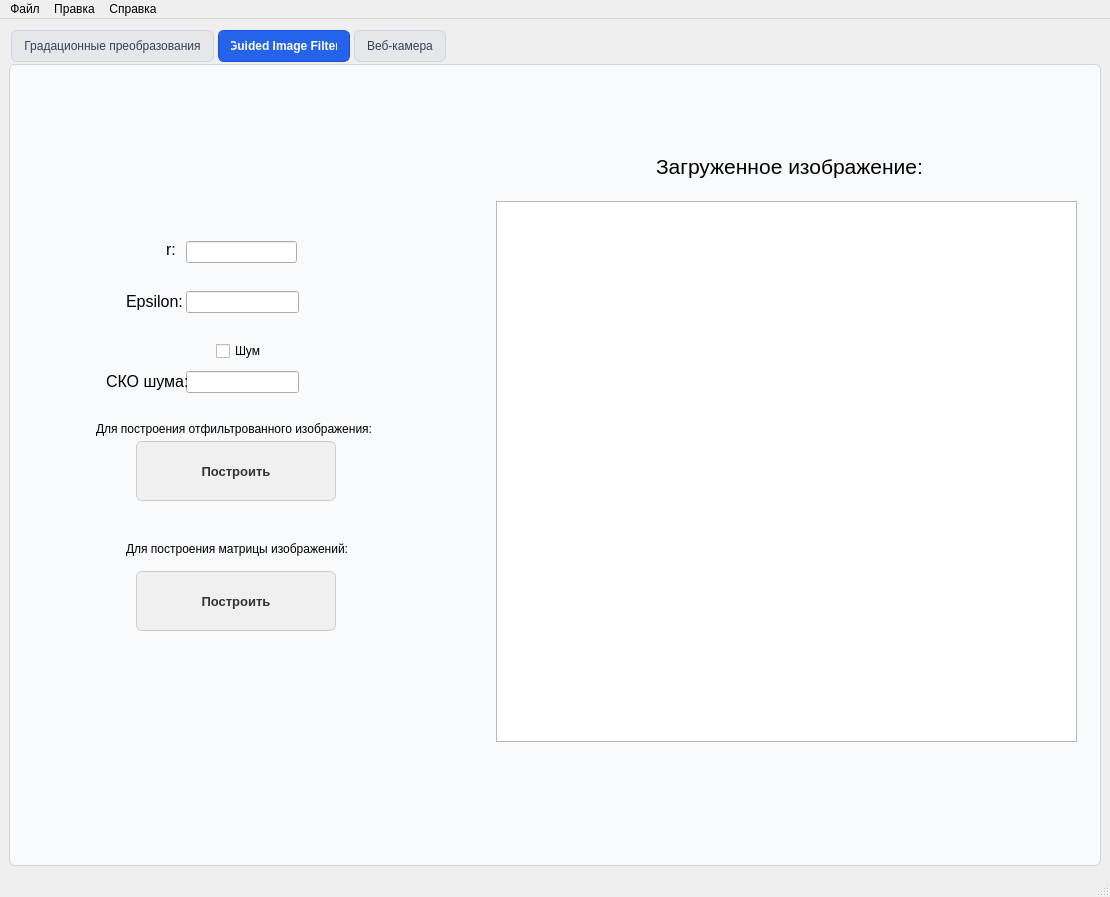
Above: DIP/MyApp.ui from KYashin/Digital-Image-Processing before the change. Below: the same form after it.
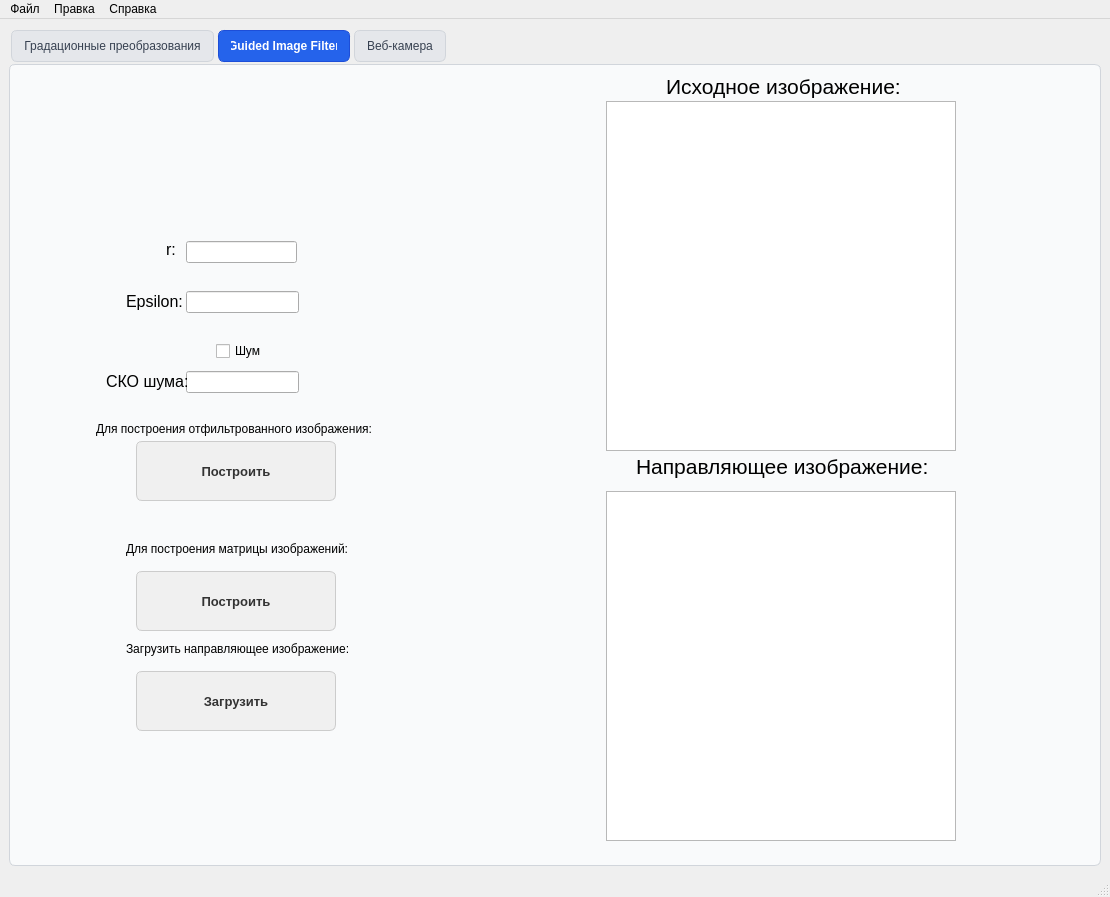
That is the form after the change.

Commit message: Доработка проекта. Добавил кнопку загрузки направляющего изображения. Добавил второй graphicsview для вывода этого изображения.

Diff of the .ui file:
```diff
--- a/DIP/MyApp.ui
+++ b/DIP/MyApp.ui
@@ -1114,19 +1114,19 @@
        <widget class="QGraphicsView" name="graphicsView_2">
         <property name="geometry">
          <rect>
-          <x>480</x>
-          <y>130</y>
-          <width>581</width>
-          <height>541</height>
+          <x>590</x>
+          <y>30</y>
+          <width>350</width>
+          <height>350</height>
          </rect>
         </property>
        </widget>
        <widget class="QLabel" name="label_7">
         <property name="geometry">
          <rect>
-          <x>640</x>
-          <y>80</y>
-          <width>271</width>
+          <x>650</x>
+          <y>0</y>
+          <width>241</width>
           <height>31</height>
          </rect>
         </property>
@@ -1136,7 +1136,92 @@
          </font>
         </property>
         <property name="text">
-         <string>Загруженное изображение:</string>
+         <string>Исходное изображение:</string>
+        </property>
+       </widget>
+       <widget class="QLabel" name="label_8">
+        <property name="geometry">
+         <rect>
+          <x>620</x>
+          <y>380</y>
+          <width>291</width>
+          <height>31</height>
+         </rect>
+        </property>
+        <property name="font">
+         <font>
+          <pointsize>16</pointsize>
+         </font>
+        </property>
+        <property name="text">
+         <string>Направляющее изображение:</string>
+        </property>
+       </widget>
+       <widget class="QGraphicsView" name="graphicsView_3">
+        <property name="geometry">
+         <rect>
+          <x>590</x>
+          <y>420</y>
+          <width>350</width>
+          <height>350</height>
+         </rect>
+        </property>
+       </widget>
+       <widget class="QPushButton" name="pushButton_load">
+        <property name="geometry">
+         <rect>
+          <x>120</x>
+          <y>600</y>
+          <width>200</width>
+          <height>60</height>
+         </rect>
+        </property>
+        <property name="styleSheet">
+         <string notr="true">QPushButton {
+    background-color: #F0F0F0;         /* Светло-серый фон */
+    color: #333333;                   /* Тёмно-серый текст */
+    border: 1px solid #CCCCCC;        /* Светло-серая обводка */
+    border-radius: 6px;               /* Лёгкое закругление углов */
+    padding: 8px 14px;                /* Внутренние отступы */
+    font-size: 13px;                  /* Размер шрифта */
+    font-family: &quot;Segoe UI&quot;, sans-serif; /* Современный шрифт */
+    font-weight: 500;                 /* Умеренная толщина текста */
+    transition: all 0.3s ease;        /* Плавный переход */
+}
+
+QPushButton:hover {
+    background-color: #E6E6E6;        /* Немного темнее при наведении */
+    border-color: #B3B3B3;            /* Подчеркнутая обводка */
+}
+
+QPushButton:pressed {
+    background-color: #D9D9D9;        /* Ещё темнее при нажатии */
+    color: #000000;                   /* Чёрный текст для акцента */
+    border-color: #999999;            /* Более тёмная обводка */
+    transform: scale(0.98);           /* Лёгкое сжатие при нажатии */
+}
+
+QPushButton:disabled {
+    background-color: #F8F8F8;        /* Почти белый фон */
+    color: #A6A6A6;                   /* Блеклый текст */
+    border: 1px solid #E0E0E0;        /* Почти незаметная обводка */
+}</string>
+        </property>
+        <property name="text">
+         <string>Загрузить</string>
+        </property>
+       </widget>
+       <widget class="QLabel" name="label_9">
+        <property name="geometry">
+         <rect>
+          <x>110</x>
+          <y>570</y>
+          <width>231</width>
+          <height>16</height>
+         </rect>
+        </property>
+        <property name="text">
+         <string>Загрузить направляющее изображение:</string>
         </property>
        </widget>
       </widget>
```
The commit also changes 3 other files.
